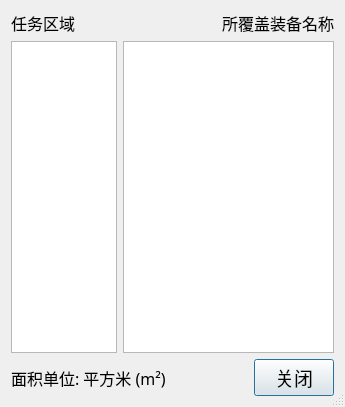
Before: the Qt Designer form DlgAreaRadarList.ui in hua809022895/DeviceManagement, drawn with Qt 5.
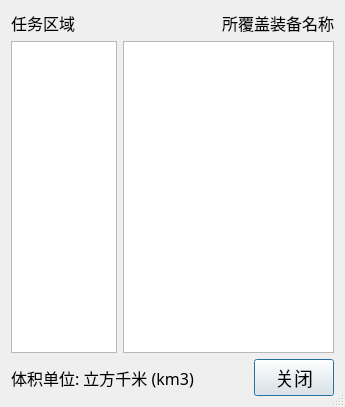
After: the same form once the commit is applied.

What changed in the file:
```diff
--- a/DlgAreaRadarList.ui
+++ b/DlgAreaRadarList.ui
@@ -101,7 +101,7 @@
         </font>
        </property>
        <property name="text">
-        <string>面积单位: 平方米 (m²)</string>
+        <string>体积单位: 立方千米 (km3)</string>
        </property>
       </widget>
      </item>
```
